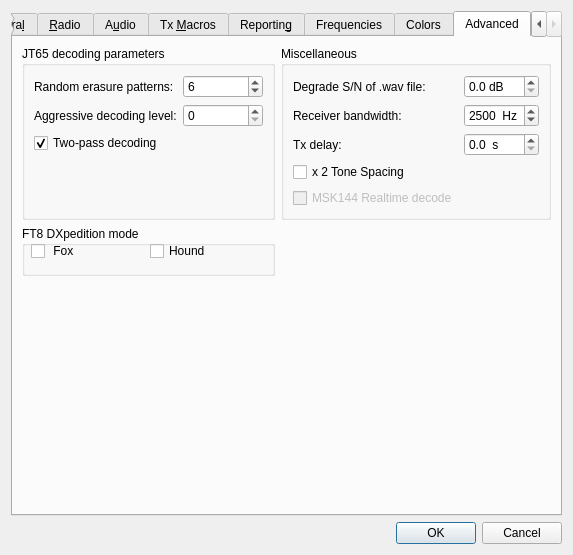
Qt form Configuration.ui (saitohirga/WSJT-X) before a commit.
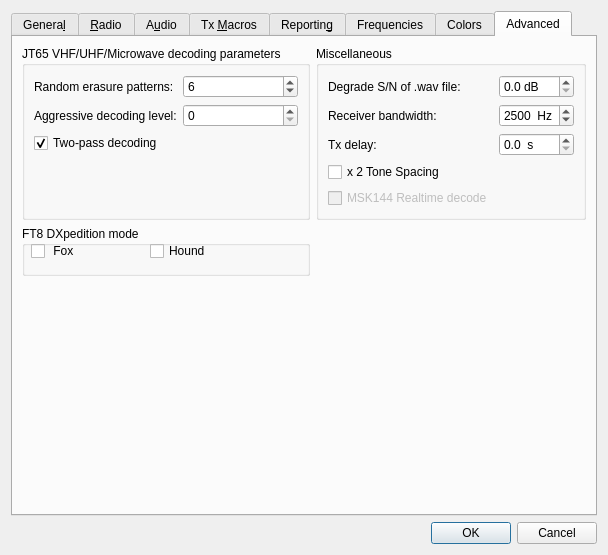
The same form after that commit. The open tabs and pages were chosen to show the change.

Commit message: Change label of Advanced tab JT65 settings to reflect the fact that these settings pertain only to VHF/UHF/Microwave operation.

Patch:
```diff
--- a/Configuration.ui
+++ b/Configuration.ui
@@ -2368,7 +2368,7 @@
           <string>&lt;html&gt;&lt;head/&gt;&lt;body&gt;&lt;p&gt;User-selectable parameters for JT65 decoding.&lt;/p&gt;&lt;/body&gt;&lt;/html&gt;</string>
          </property>
          <property name="title">
-          <string>JT65 decoding parameters</string>
+          <string>JT65 VHF/UHF/Microwave decoding parameters</string>
          </property>
          <layout class="QFormLayout" name="formLayout_11">
           <item row="2" column="0">
```
Left out of the diff: 2 changed lines with no effect on the pictures.
